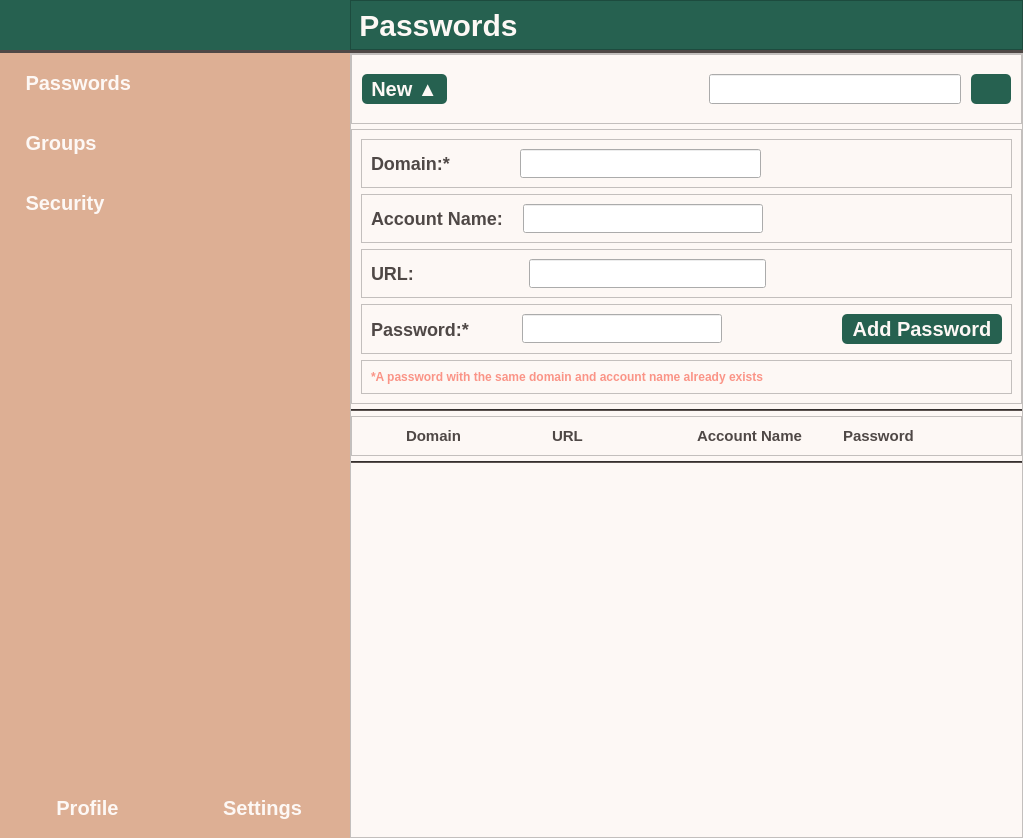
First picture: the form in src/gui/qt_designer/ui_main_window.ui, repository JK1Peng/Password_Management, before the edit.
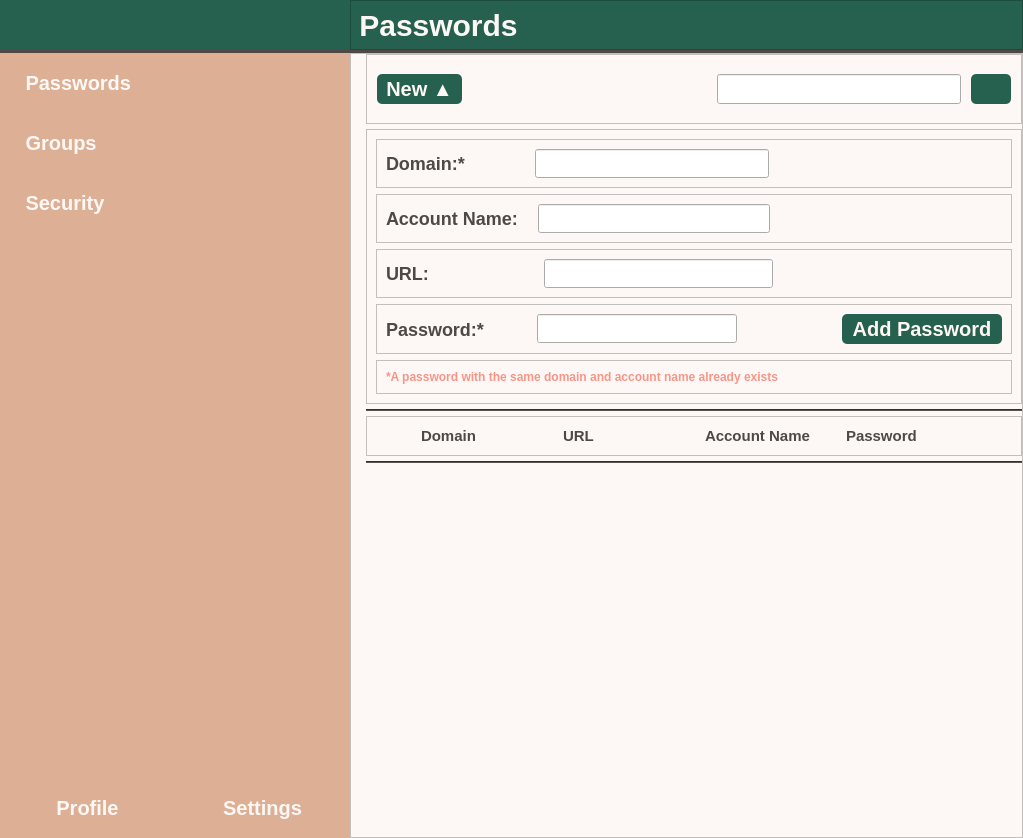
Second picture: the form after the edit. The open tabs and pages were chosen to show the change. Icons and pictures are not drawn.

What changed in the file:
```diff
--- a/src/gui/qt_designer/ui_main_window.ui
+++ b/src/gui/qt_designer/ui_main_window.ui
@@ -651,7 +651,7 @@
                <number>5</number>
               </property>
               <property name="leftMargin">
-               <number>0</number>
+               <number>15</number>
               </property>
               <property name="topMargin">
                <number>0</number>
@@ -1269,7 +1269,7 @@
                   <rect>
                    <x>0</x>
                    <y>0</y>
-                   <width>671</width>
+                   <width>656</width>
                    <height>340</height>
                   </rect>
                  </property>
```
Left out of the diff: 11 changed lines with no effect on the pictures.
